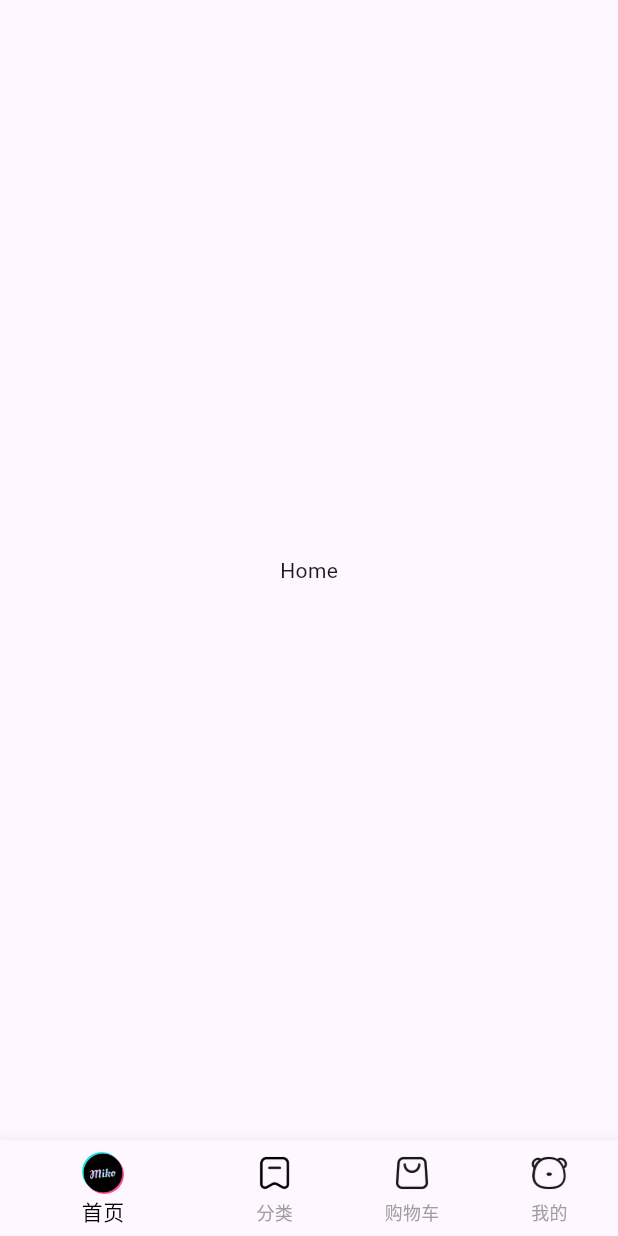
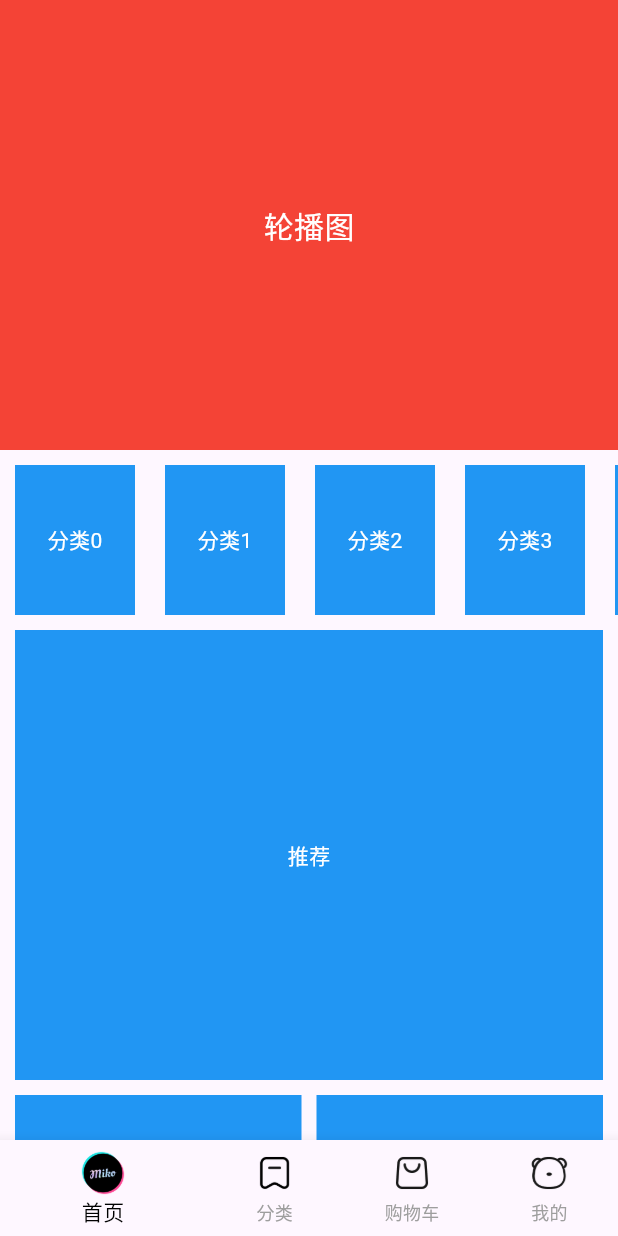
Before and after one commit to LearnTechLogic/flutter_hmshop, a Flutter app: the screen it shows after launch, on a phone screen of 412 x 824 dp. Run offline on Flutter 3.47's test engine with Material 3 defaults, Android fonts, the phone set to English and light mode, and no system bars.

Commit message:
完成首页的基础布局

```diff
--- /dev/null
+++ b/lib/components/Home/HmCategory.dart
@@ -0,0 +1,32 @@
+//分类
+import 'package:flutter/material.dart';
+
+class HmCategory extends StatefulWidget {
+  const HmCategory({super.key});
+
+  @override
+  State<HmCategory> createState() => _HmCategoryState();
+}
+
+class _HmCategoryState extends State<HmCategory> {
+  @override
+  Widget build(BuildContext context) {
+    // return ListView();
+    return SizedBox(
+      height: 100,
+      child: ListView.builder(
+        scrollDirection: Axis.horizontal,// 设置滚动方向
+        itemCount: 10,
+        itemBuilder: (BuildContext context, int index) {
+        return Container(
+          alignment: Alignment.center,
+          margin: EdgeInsets.symmetric(horizontal: 10),
+          width: 80,
+          height: 100,
+          color: Colors.blue,
+          child: Text("分类$index", style: TextStyle(color: Colors.white),),
+        );
+      }),
+    );
+  }
+}
--- /dev/null
+++ b/lib/components/Home/HmHot.dart
@@ -0,0 +1,21 @@
+//爆款
+import 'package:flutter/material.dart';
+
+class HmHot extends StatefulWidget {
+  const HmHot({super.key});
+
+  @override
+  State<HmHot> createState() => _HmHotState();
+}
+
+class _HmHotState extends State<HmHot> {
+  @override
+  Widget build(BuildContext context) {
+    return Container(
+      height: 200,
+      color: Colors.blue,
+      alignment: Alignment.center,
+      child: Text('爆款推荐', style: TextStyle(color: Colors.white),),
+      );
+  }
+}
--- /dev/null
+++ b/lib/components/Home/HmMoreList.dart
@@ -0,0 +1,31 @@
+//无限滚动
+import 'package:flutter/material.dart';
+
+class HmMoreList extends StatefulWidget {
+  const HmMoreList({super.key});
+
+  @override
+  State<HmMoreList> createState() => _HmMoreListState();
+}
+
+class _HmMoreListState extends State<HmMoreList> {
+  @override
+  Widget build(BuildContext context) {
+    // 必须是Sliver家族的组件
+    return SliverGrid.builder(gridDelegate:
+      // 网格是两列
+      SliverGridDelegateWithFixedCrossAxisCount(
+          crossAxisCount: 2,
+          mainAxisSpacing: 10,
+          crossAxisSpacing: 10
+      ),
+      itemBuilder: (BuildContext context, int index) {
+        return Container(
+          alignment: Alignment.center,
+          color: Colors.blue,
+          child: Text("商品", style: TextStyle(color: Colors.white)),
+        );
+      }
+    );
+  }
+}
--- /dev/null
+++ b/lib/components/Home/HmSlider.dart
@@ -0,0 +1,21 @@
+//轮播图
+import 'package:flutter/material.dart';
+
+class HmSlider extends StatefulWidget {
+  const HmSlider({super.key});
+
+  @override
+  State<HmSlider> createState() => _HmSliderState();
+}
+
+class _HmSliderState extends State<HmSlider> {
+  @override
+  Widget build(BuildContext context) {
+    return Container(
+      height: 300,
+      color: Colors.red,
+      alignment: Alignment.center,
+      child: Text('轮播图', style: TextStyle(color: Colors.white, fontSize: 20)),
+    );
+  }
+}
--- /dev/null
+++ b/lib/components/Home/HmSuggestion.dart
@@ -0,0 +1,24 @@
+//推荐
+import 'package:flutter/material.dart';
+
+class HmSuggestion extends StatefulWidget {
+  const HmSuggestion({super.key});
+
+  @override
+  State<HmSuggestion> createState() => _HmSuggestionState();
+}
+
+class _HmSuggestionState extends State<HmSuggestion> {
+  @override
+  Widget build(BuildContext context) {
+    return Padding(
+      padding: EdgeInsets.symmetric(horizontal: 10),
+      child: Container(
+        alignment: Alignment.center,
+        color: Colors.blue,
+        height: 300,
+        child: Text("推荐",style: TextStyle(color: Colors.white),),
+      )
+    );
+  }
+}
--- a/lib/pages/Home/index.dart
+++ b/lib/pages/Home/index.dart
@@ -1,4 +1,9 @@
 import 'package:flutter/cupertino.dart';
+import 'package:flutter_hmshop/components/Home/HmCategory.dart';
+import 'package:flutter_hmshop/components/Home/HmHot.dart';
+import 'package:flutter_hmshop/components/Home/HmMoreList.dart';
+import 'package:flutter_hmshop/components/Home/HmSlider.dart';
+import 'package:flutter_hmshop/components/Home/HmSuggestion.dart';
 
 class HomeView extends StatefulWidget {
   const HomeView({super.key});
@@ -8,8 +13,41 @@
 }
 
 class _HomeViewState extends State<HomeView> {
+  // 获取滚动容器的内容
+  List<Widget> _getScrollChildern(){
+    return [
+      // 包裹普通widget的sliver家族的组件
+      // 放置轮播图
+      SliverToBoxAdapter(child: HmSlider()),
+      // 放置分类组件
+      SliverToBoxAdapter(child: SizedBox(height: 10)),
+      //SliverGrid SliverList只能纵向排列
+      SliverToBoxAdapter(child: HmCategory()),
+      // 放置推荐组件
+      SliverToBoxAdapter(child: SizedBox(height: 10)),
+      SliverToBoxAdapter(child: HmSuggestion()),
+      // 放置爆款
+      SliverToBoxAdapter(child: SizedBox(height:  10)),
+      SliverToBoxAdapter(child: Padding(
+        padding: EdgeInsets.symmetric(horizontal: 10),
+        child: Flex(
+          direction: Axis.horizontal,
+          children: [
+            Expanded(child: HmHot()),
+            SizedBox(width: 10),
+            Expanded(child: HmHot())
+          ],
+        )),
+      ),
+      // 放置无限滚动列表
+      SliverToBoxAdapter(child: SizedBox(height: 10)),
+      HmMoreList()
+
+
+    ];
+  }
   @override
   Widget build(BuildContext context) {
-    return Center(child: Text('Home'));
+    return CustomScrollView(slivers: _getScrollChildern());// 自定义滚动组件，要搭配sliver家族的内容
   }
 }
```
